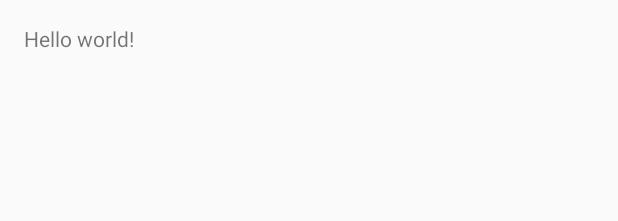
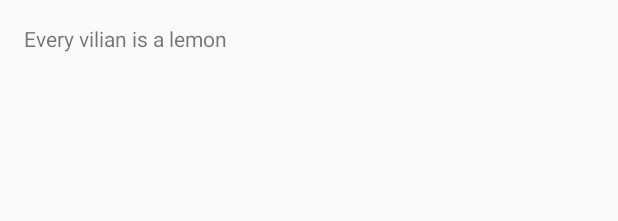
Before and after one commit to rubenrosales/OnlineShop, an Android app: the layout activity_main.xml on its own in the app's theme, with its tools: preview values and no code run, on a phone screen of 412 x 824 dp. Shown: the top 221 px of the screen. Run offline under Robolectric (Android 15) with nearby library versions, the phone set to English and light mode, and no system bars.

Commit message:
added every vilian is a lemon

```diff
--- a/app/src/main/res/values/strings.xml
+++ b/app/src/main/res/values/strings.xml
@@ -2,7 +2,7 @@
 <resources>
 
     <string name="app_name">OnlineShop</string>
-    <string name="hello_world">Hello world!</string>
+    <string name="hello_world">Every vilian is a lemon</string>
     <string name="action_settings">Settings</string>
 
 </resources>
```
